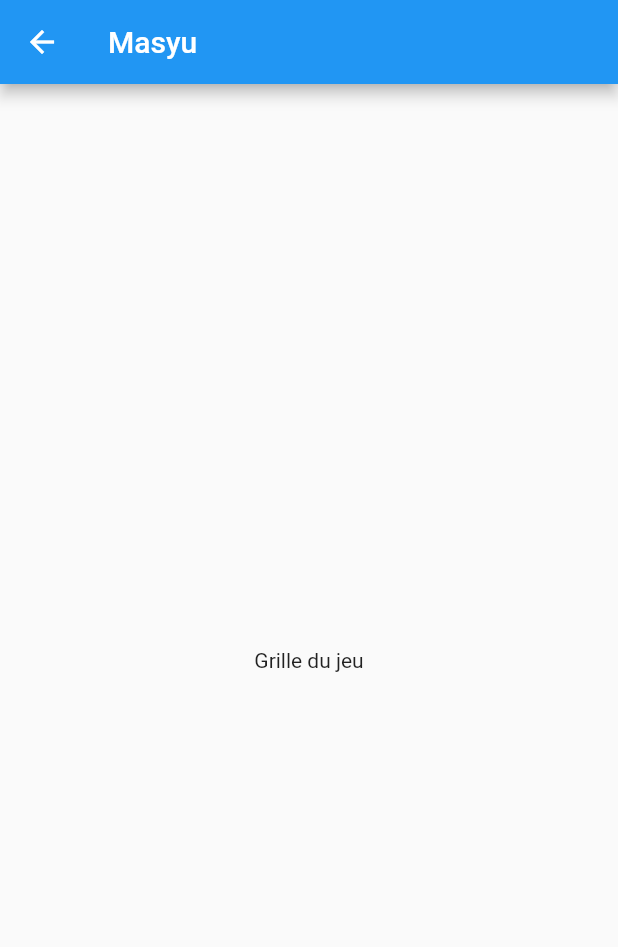
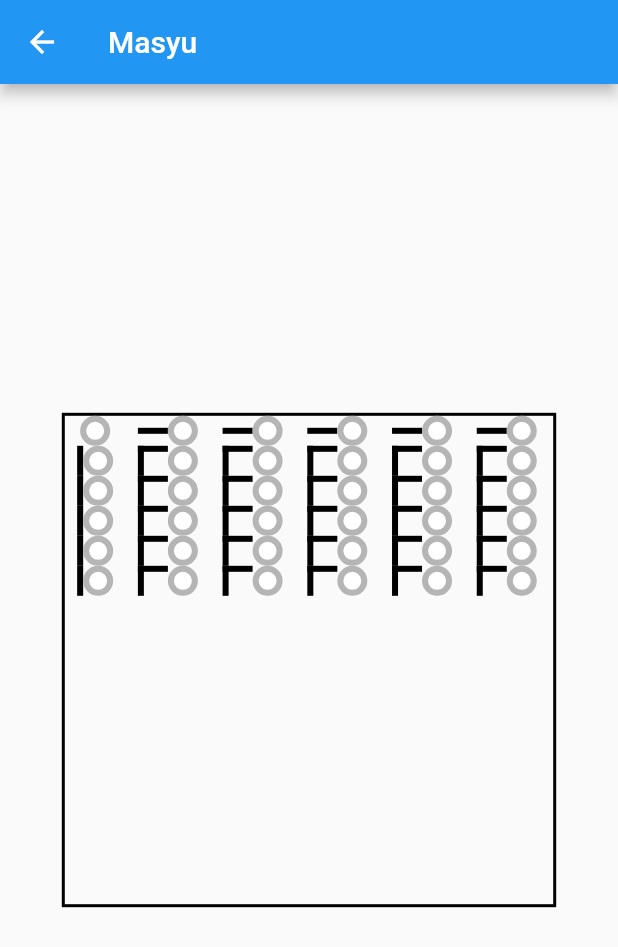
Before and after one commit to Guillaume-Linez/ProjetMobileFISA3, a Flutter app: the GrilleDuJeu screen opened directly, on a phone screen of 412 x 824 dp. Shown: the top 947 px of the screen. Run offline on Flutter 3.47's test engine with Material 2 defaults, Android fonts, the phone set to English and light mode, and no system bars; project files that could hold a hidden picture were left out.

Commit message:
modif grille

```diff
--- /dev/null
+++ b/lib/barre.dart
@@ -0,0 +1,80 @@
+import 'package:flutter/material.dart';
+import 'dart:math';
+
+class Barre extends StatelessWidget {
+  final double width;
+  final double height;
+  final int type;
+  final int x;//donne les coordonnées pour insérer les lignes
+  final int y;//donne les coordonnées pour insérer les lignes
+
+  Barre({this.width = 100, this.height = 100, required this.type, this.x = 0, this.y = 0});
+
+  @override
+  Widget build(BuildContext context) {
+    Color customColor;
+    if(type == 1){
+      customColor = Color.fromARGB(255, 0, 0, 0);
+    }else{
+      customColor = Color.fromARGB(255, 255, 255, 255);
+    }
+    int typetmp = Random().nextInt(3);
+      if(x > 0){
+        if(y>0){//gauche et haut
+          return Stack(children: [
+            Positioned(
+              child:
+              Container(
+                width: width,
+                height: height/5,
+                decoration: BoxDecoration(
+                  color: customColor
+                ),
+              ),
+            ),
+            Positioned(
+              child:
+              Container(
+                width: width/5,
+                height: height,
+                decoration: BoxDecoration(
+                  color: customColor
+                ),
+            ),
+            )
+          ],);
+        }else{//gauche
+          return Stack(children: [
+            Positioned(
+              child:
+              Container(
+              width: width,
+              height: height/5,
+              decoration: BoxDecoration(
+                color: customColor
+              ),
+            ),
+            )
+          ],);
+        }
+      }else{
+        if(y>0){//haut
+          return Stack(children: [
+            Positioned(
+              child:
+              Container(
+              width: width/5,
+              height: height,
+              decoration: BoxDecoration(
+                color: customColor
+              ),
+            ),
+            )
+          ],);
+        }else{
+          return Stack();
+        }
+        return Row();
+      }
+  }
+}
--- a/lib/grille_du_jeu.dart
+++ b/lib/grille_du_jeu.dart
@@ -1,14 +1,44 @@
 import 'package:flutter/material.dart';
+import 'barre.dart';
+import 'shape_custom.dart';
+import 'dart:math';
 
 class GrilleDuJeu extends StatelessWidget {
   @override
   Widget build(BuildContext context) {
+    int taille = 6;
+    Random random = Random();
+    int randomInt = random.nextInt(3);
     return Scaffold(
       appBar: AppBar(
-        title: Text('Masyu'),
+        title: const Text('Masyu'),
       ),
-      body: const Center(
-        child: Text('Grille du jeu'),
+      body: Center(
+        child: Container(
+          height: MediaQuery.of(context).size.width*0.8,
+          width: MediaQuery.of(context).size.width*0.8,
+          decoration: BoxDecoration(
+            border: Border.all(
+              color: Colors.black,
+              width: 2,
+            ),
+          ),
+          child:
+            Row(children: [
+              for (int i=0; i<taille; i++)
+                Column(
+                  children: [
+                for (int j=0; j<taille; j++)
+                      Row(
+                        children: [
+                        SizedBox(width: MediaQuery.of(context).size.width*0.020, height: MediaQuery.of(context).size.width*0.020),
+                        Barre(height: 20, width: 20, type: 1, x: i, y: j),
+                        Pion(height: 20, width: 20, type: 1, x: i, y: j),
+                        SizedBox(width: MediaQuery.of(context).size.width*0.020, height: MediaQuery.of(context).size.width*0.020),
+                      ]),
+                ],),
+            ],)
+          ),
       ),
     );
   }
--- a/lib/shape_custom.dart
+++ b/lib/shape_custom.dart
@@ -5,8 +5,10 @@ class Pion extends StatelessWidget {
   final double width;
   final double height;
   final int type;
+  final int x;//donne les coordonnées pour insérer les lignes
+  final int y;//donne les coordonnées pour insérer les lignes
 
-  const Pion({this.width = 100, this.height = 100, required this.type});
+  Pion({this.width = 100, this.height = 100, required this.type, this.x = 0, this.y = 0});
 
   @override
   Widget build(BuildContext context) {
@@ -16,12 +18,19 @@ class Pion extends StatelessWidget {
     if(typetmp == 2){
       customColor = const Color.fromARGB(255, 0, 0, 0);
       customColorBorder = const Color.fromARGB(255, 0, 0, 0);
+      print("Insertion du pion en ($x, $y) de type noir");
+      print(MediaQuery.of(context).size.width*0.8);
+
     }else if(typetmp == 1){
       customColor = Color.fromARGB(255, 255, 255, 255);
       customColorBorder = Color.fromARGB(255, 181, 181, 181);
+      print("Insertion du pion en ($x, $y) de type blanc");
+
     }else{
       customColor = Color.fromARGB(255, 255, 255, 255);
       customColorBorder = Color.fromARGB(255, 255, 255, 255);
+      print("Insertion du pion en ($x, $y) de type null");
+
     }
     return Container(
       width: width,
```
